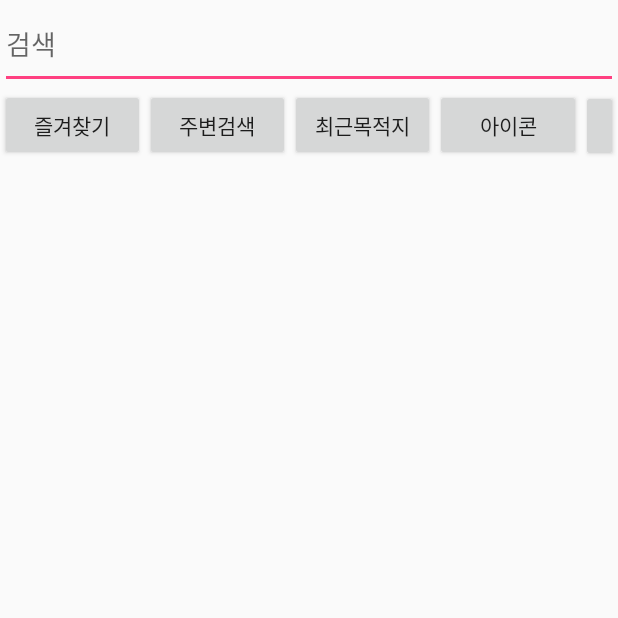
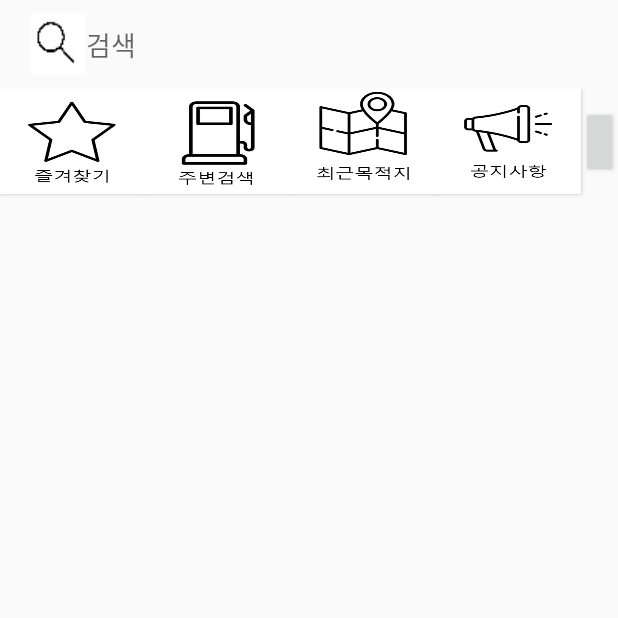
Before and after one commit to woga1999/SWContest, an Android app: the screen it shows after launch (MenuActivity), on a phone screen of 412 x 824 dp, the top half of it. Run offline under Robolectric (Android 15) with nearby library versions, the phone set to English and light mode, and no system bars.

Commit message:
MenuActivity의 editText에 돋보기 추가, 버튼에 이미지 파일 추가

```diff
--- a/Navigation/app/src/main/AndroidManifest.xml
+++ b/Navigation/app/src/main/AndroidManifest.xml
@@ -20,7 +20,9 @@
             </intent-filter>
         </activity>
         <activity android:name=".MainActivity" />
-        <activity android:name=".MenuActivity" />
+        <activity android:name=".MenuActivity"
+            android:windowSoftInputMode="stateHidden">
+        </activity>
         <activity android:name=".SearchActivity"></activity>
     </application>
 
--- a/Navigation/app/src/main/java/com/example/woga1/navigation/MenuActivity.java
+++ b/Navigation/app/src/main/java/com/example/woga1/navigation/MenuActivity.java
@@ -8,8 +8,6 @@ import android.view.Window;
 import android.widget.EditText;
 
 public class MenuActivity extends Activity {
-
-
     @Override
     protected void onCreate(Bundle savedInstanceState) {
         super.onCreate(savedInstanceState);
--- a/Navigation/app/src/main/res/layout/activity_menu.xml
+++ b/Navigation/app/src/main/res/layout/activity_menu.xml
@@ -9,10 +9,13 @@
     android:weightSum="1">
 
     <EditText
-        android:layout_width="match_parent"
+        android:layout_width="372dp"
         android:layout_height="59dp"
         android:id="@+id/search"
-        android:hint="검색" />
+        android:hint="검색"
+        android:background="@null"
+        android:layout_gravity="center"
+        android:drawableLeft="@drawable/magnifying2"/>
 
     <LinearLayout
         android:layout_width="match_parent"
@@ -23,30 +26,34 @@
     <Button
         android:id="@+id/button1"
         android:layout_width="0dp"
-        android:layout_height="wrap_content"
+        android:layout_height="70dp"
         android:layout_weight="4"
-        android:text="즐겨찾기" />
+        android:background="@drawable/bookmarks"
+        android:text="" />
 
     <Button
         android:id="@+id/button2"
         android:layout_width="0dp"
-        android:layout_height="wrap_content"
+        android:layout_height="70dp"
         android:layout_weight="4"
-        android:text="주변검색" />
+        android:background="@drawable/search"
+        android:text="" />
 
     <Button
         android:id="@+id/button3"
         android:layout_width="0dp"
-        android:layout_height="wrap_content"
+        android:layout_height="70dp"
         android:layout_weight="4"
-        android:text="최근목적지" />
+        android:background="@drawable/recent"
+        android:text="" />
 
     <Button
         android:id="@+id/button4"
         android:layout_width="0dp"
-        android:layout_height="wrap_content"
+        android:layout_height="70dp"
         android:layout_weight="4"
-        android:text="아이콘" />
+        android:background="@drawable/notice"
+        android:text="" />
     <Button
         android:id="@+id/button5"
         android:layout_width="0dp"
--- a/Navigation/app/src/main/res/layout/activity_search.xml
+++ b/Navigation/app/src/main/res/layout/activity_search.xml
@@ -12,7 +12,9 @@
         android:layout_height="wrap_content"
         android:id="@+id/search"
         android:hint="검색"
-        android:layout_weight="0.03" />
+        android:layout_weight="0.03"
+        android:background="@null"
+        android:layout_gravity="center" />
 
     <ListView
         android:layout_width="match_parent"
```
Also changed, not shown: Navigation/app/src/main/res/drawable/bookmarks.jpg (added), Navigation/app/src/main/res/drawable/magnifying2.jpg (added), Navigation/app/src/main/res/drawable/magnifying3.jpg (added), Navigation/app/src/main/res/drawable/notice.jpg (added), Navigation/app/src/main/res/drawable/recent.jpg (added), Navigation/app/src/main/res/drawable/search.jpg (added).
